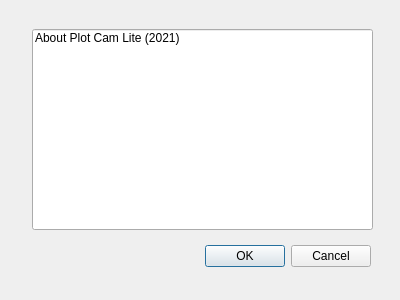
This is resources/ui/PlotCamLiteUI_AboutDialog.ui in ruaaabdu/PlotCamLite as Qt 5 draws it before an edit. The edited form follows.
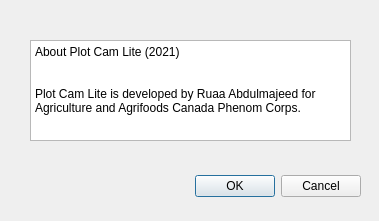
This is the edited form.

The edit to the form file:
```diff
--- a/resources/ui/PlotCamLiteUI_AboutDialog.ui
+++ b/resources/ui/PlotCamLiteUI_AboutDialog.ui
@@ -6,8 +6,8 @@
    <rect>
     <x>0</x>
     <y>0</y>
-    <width>400</width>
-    <height>300</height>
+    <width>379</width>
+    <height>221</height>
    </rect>
   </property>
   <property name="windowTitle">
@@ -16,8 +16,8 @@
   <widget class="QDialogButtonBox" name="buttonBox">
    <property name="geometry">
     <rect>
-     <x>30</x>
-     <y>240</y>
+     <x>20</x>
+     <y>170</y>
      <width>341</width>
      <height>32</height>
     </rect>
@@ -29,20 +29,23 @@
     <set>QDialogButtonBox::Cancel|QDialogButtonBox::Ok</set>
    </property>
   </widget>
-  <widget class="QLineEdit" name="lineEdit">
+  <widget class="QPlainTextEdit" name="plainTextEdit">
    <property name="geometry">
     <rect>
-     <x>32</x>
-     <y>29</y>
-     <width>341</width>
-     <height>201</height>
+     <x>30</x>
+     <y>40</y>
+     <width>321</width>
+     <height>101</height>
     </rect>
    </property>
-   <property name="text">
-    <string>About Plot Cam Lite (2021) </string>
+   <property name="readOnly">
+    <bool>true</bool>
    </property>
-   <property name="alignment">
-    <set>Qt::AlignJustify|Qt::AlignTop</set>
+   <property name="plainText">
+    <string>About Plot Cam Lite (2021)                                               
+
+
+Plot Cam Lite is developed by Ruaa Abdulmajeed for Agriculture and Agrifoods Canada Phenom Corps.</string>
    </property>
   </widget>
  </widget>
```
